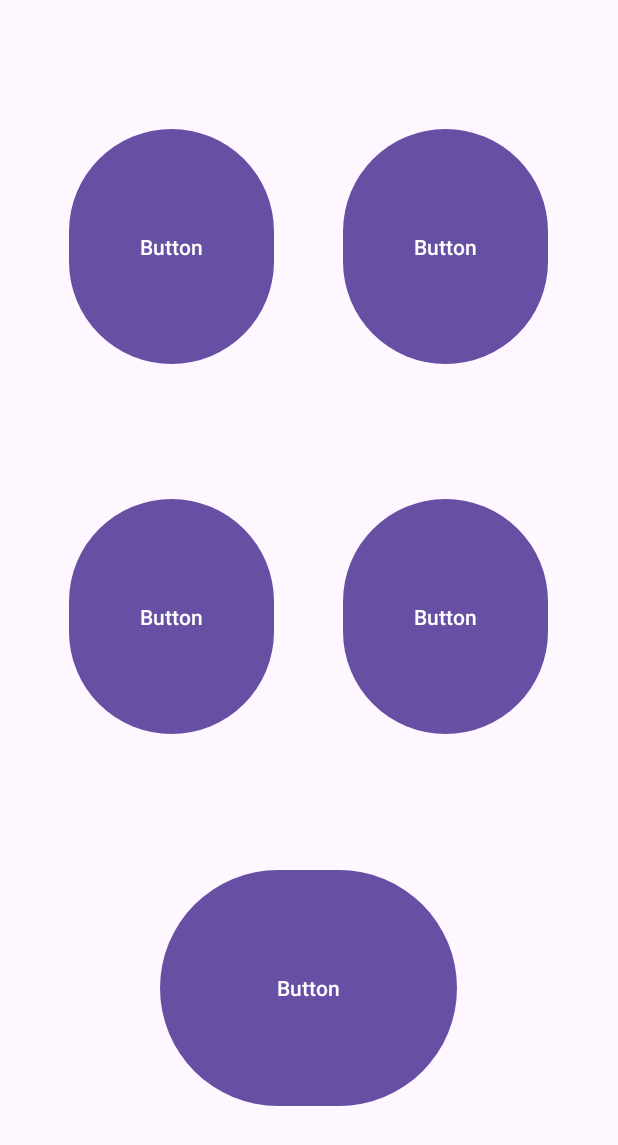
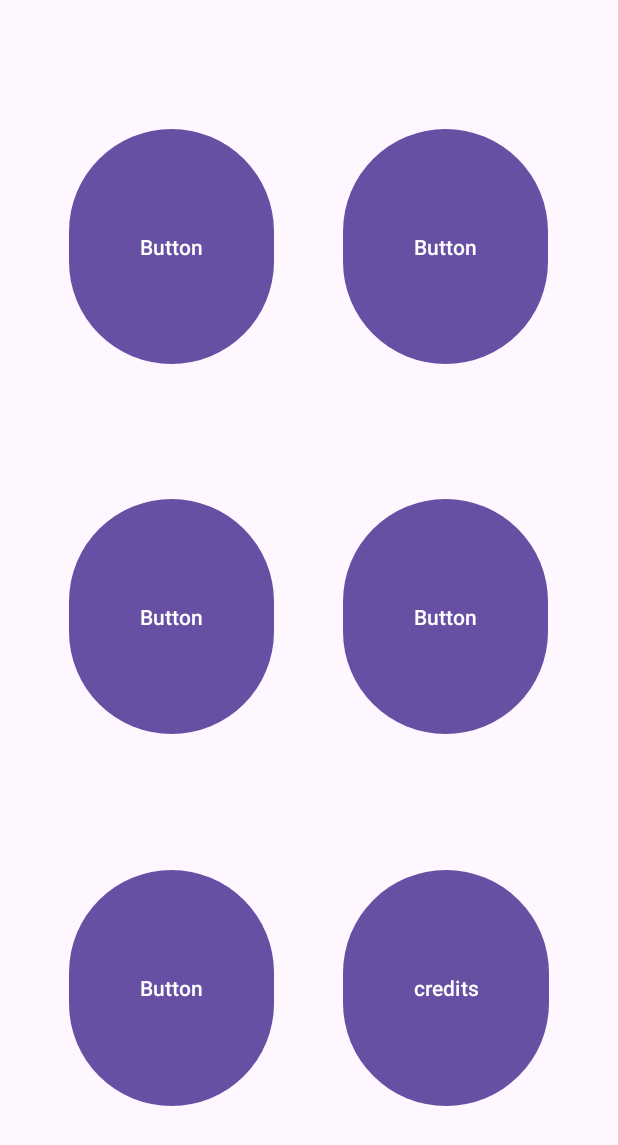
Before and after one commit to Ofd123/Ex0921-AlertDialog, an Android app: the screen it shows after launch (MainActivity), on a phone screen of 412 x 824 dp. Shown: the top 1145 px of the screen. Run offline under Robolectric (Android 15) with nearby library versions, the phone set to English and light mode, and no system bars.

Commit message:
added credits button

```diff
--- a/app/src/main/res/layout/activity_main.xml
+++ b/app/src/main/res/layout/activity_main.xml
@@ -72,6 +72,7 @@
             android:layout_width="wrap_content"
             android:layout_height="match_parent"
             android:layout_weight="1"
+            android:onClick="alertDialogWithOnlyOneButton"
             android:text="Button" />
 
         <Space
@@ -84,6 +85,7 @@
             android:layout_width="wrap_content"
             android:layout_height="match_parent"
             android:layout_weight="1"
+            android:onCLick="alertDialogWith"
             android:text="Button" />
 
         <Space
@@ -119,6 +121,18 @@
             android:layout_width="wrap_content"
             android:layout_height="wrap_content"
             android:layout_weight="1" />
+
+        <Button
+            android:id="@+id/credits"
+            android:layout_width="wrap_content"
+            android:layout_height="match_parent"
+            android:layout_weight="1"
+            android:text="credits" />
+
+        <Space
+            android:layout_width="wrap_content"
+            android:layout_height="wrap_content"
+            android:layout_weight="1" />
     </LinearLayout>
 
     <Space
```
Also changed, not shown: app/src/main/java/com/example/ex0921_alertdialog/MainActivity.java (+39 -3 lines).
